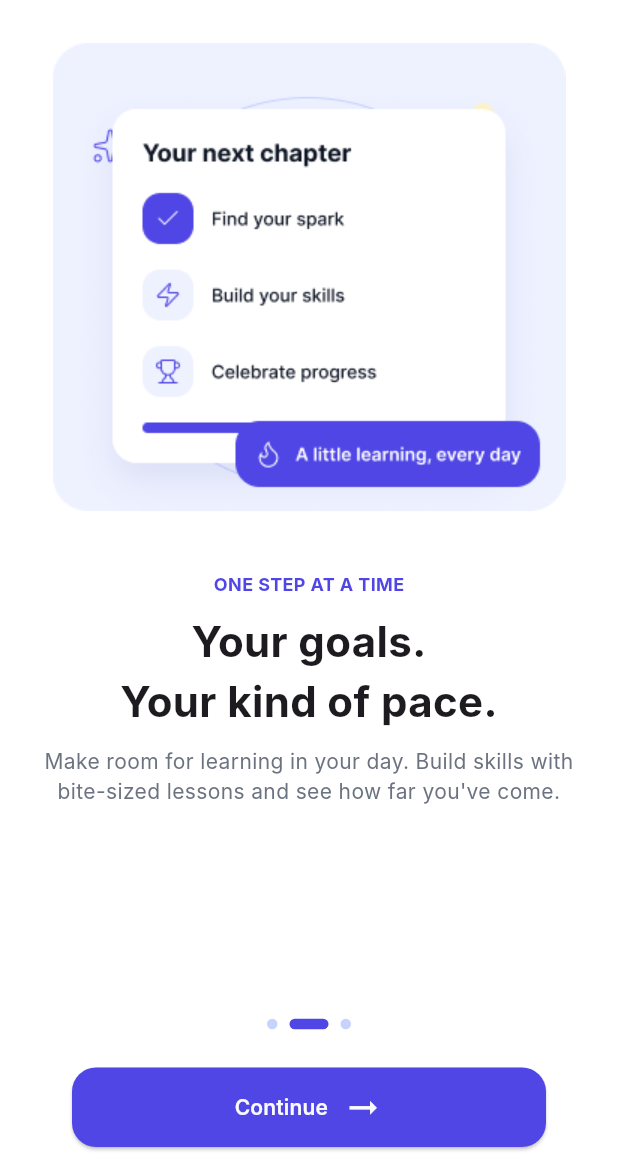
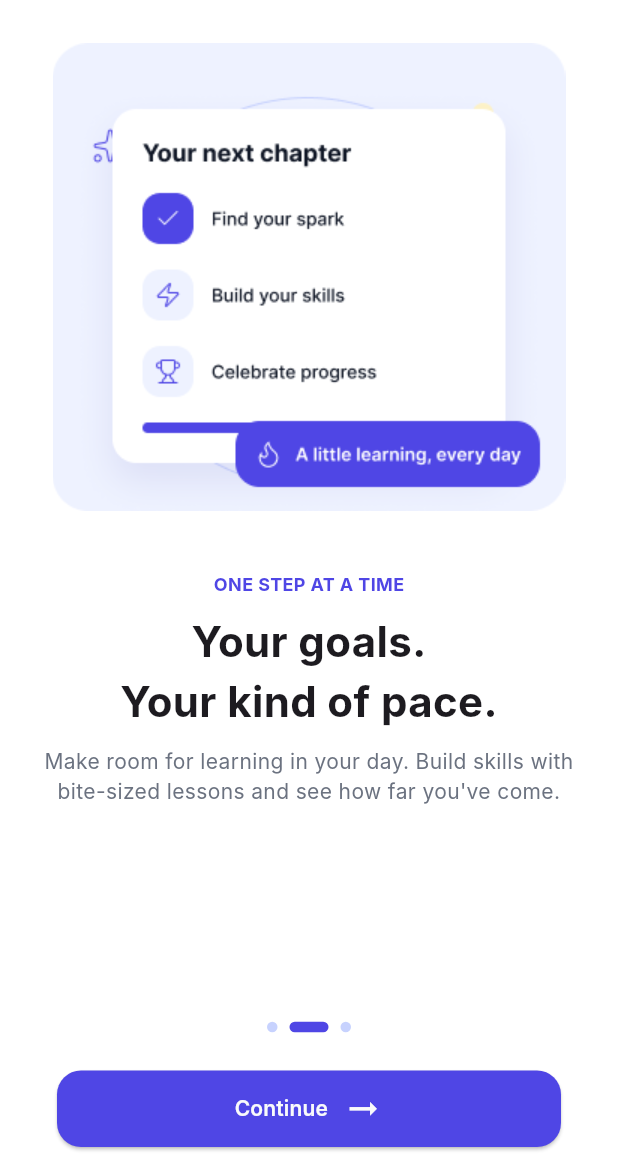
Before and after one commit to MohammedAbdEl-Fatah/Edulearn_Mobile, a Flutter app: the screen it shows after launch, after a tap on "Continue", after a tap on "Skip", on a phone screen of 412 x 824 dp, the part 65-1236 px from its top. Run offline on Flutter 3.47's test engine with Material 3 defaults, Android fonts, the phone set to English and light mode, and no system bars; our stand-ins replace dio, equatable, flutter_bloc, pretty_dio_logger, shared_preferences; Roboto replaces fonts that are missing (Inter).

Commit message:
edit size in button.

```diff
--- a/lib/core/widgets/button.dart
+++ b/lib/core/widgets/button.dart
@@ -18,13 +18,13 @@ class Button extends StatelessWidget {
   Widget build(BuildContext context) {
     final bool isDisabled = onPressed == null;
     return Padding(
-      padding: const EdgeInsets.symmetric(horizontal: 24.0),
+      padding: const EdgeInsets.symmetric(horizontal: 14.0),
       child: ElevatedButton(
         onPressed: onPressed,
         style: ElevatedButton.styleFrom(
           backgroundColor: color,
           disabledBackgroundColor: AppColors.primaryTint,
-          padding: EdgeInsets.symmetric(vertical: 13),
+          padding: EdgeInsets.symmetric(vertical: 12),
           shape: RoundedRectangleBorder(
             borderRadius: BorderRadiusGeometry.circular(16),
           ),
```
